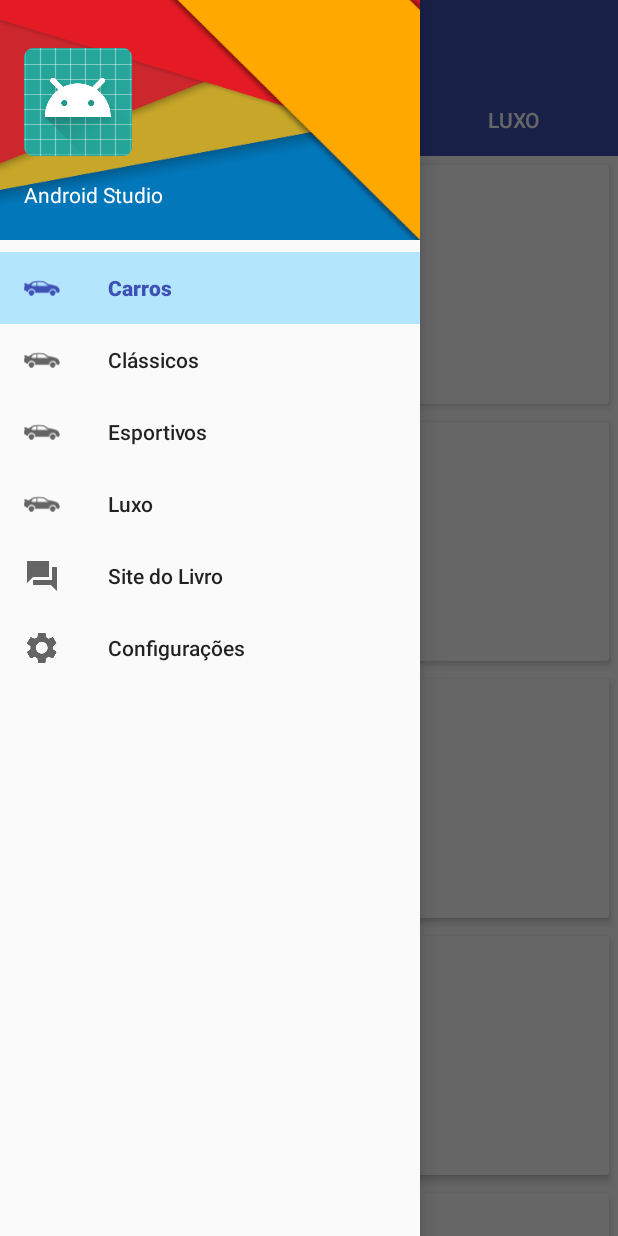
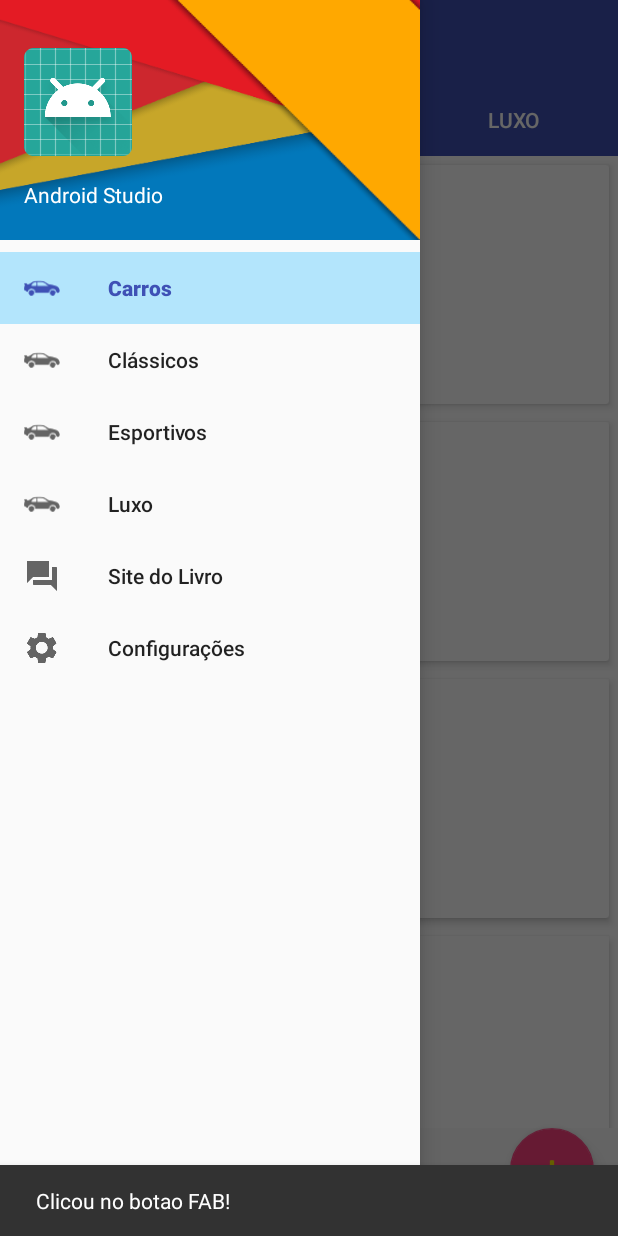
Before and after one commit to adilson-utiama/Carros, an Android app: the screen it shows after launch (MainActivity), after a tap on "Open", on a phone screen of 412 x 824 dp. Run offline under Robolectric (Android 15) with nearby library versions, the phone set to English and light mode, and no system bars; our stand-ins replace Picasso; pictures from the network do not load; 1 other tap on this screen came first.

Commit message:
Adicionando um Floating Action Button (FAB)

```diff
--- a/app/src/main/java/br/com/livroandroid/carros/activity/MainActivity.kt
+++ b/app/src/main/java/br/com/livroandroid/carros/activity/MainActivity.kt
@@ -2,6 +2,7 @@ package br.com.livroandroid.carros.activity
 
 import android.os.Bundle
 import android.support.design.widget.NavigationView
+import android.support.design.widget.Snackbar
 import android.support.v4.content.ContextCompat
 import android.support.v4.view.GravityCompat
 import android.support.v4.widget.DrawerLayout
@@ -26,6 +27,12 @@ class MainActivity : BaseActivity(), NavigationView.OnNavigationItemSelectedList
         setupToolBar(R.id.toolbar)
         setupNavDrawer()
         setupViewPagerTabs()
+
+        //FAB: Floating Action button (variavel fab foi gerada pelo Kotlin Extensions)
+        fab.setOnClickListener() {
+            val snack = Snackbar.make(it, "Clicou no botao FAB!", Snackbar.LENGTH_LONG)
+            snack.show()
+        }
     }
 
     //Configura o Navigation Drawer
@@ -45,6 +52,7 @@ class MainActivity : BaseActivity(), NavigationView.OnNavigationItemSelectedList
 
     }
 
+    //Configura o ViewPager e os tabs
     private fun setupViewPagerTabs() {
         //Configura o viewPager + tabs
         //As variaveis viewPager e tabLayout sao geradas automaticamente pelo Kotlin Extensions
--- a/app/src/main/res/layout/activity_main.xml
+++ b/app/src/main/res/layout/activity_main.xml
@@ -36,6 +36,16 @@
             android:layout_weight="1"
             android:background="@android:color/white" />
 
+        <android.support.design.widget.FloatingActionButton
+            android:id="@+id/fab"
+            android:layout_width="wrap_content"
+            android:layout_height="wrap_content"
+            android:layout_gravity="bottom|right"
+            android:layout_marginBottom="@dimen/fab_margin"
+            android:layout_marginRight="@dimen/fab_margin"
+            android:src="@android:drawable/ic_input_add"
+            android:tint="#fff000" />
+
     </LinearLayout>
 
     <!-- Bloco 2: nav drawer -->
```
